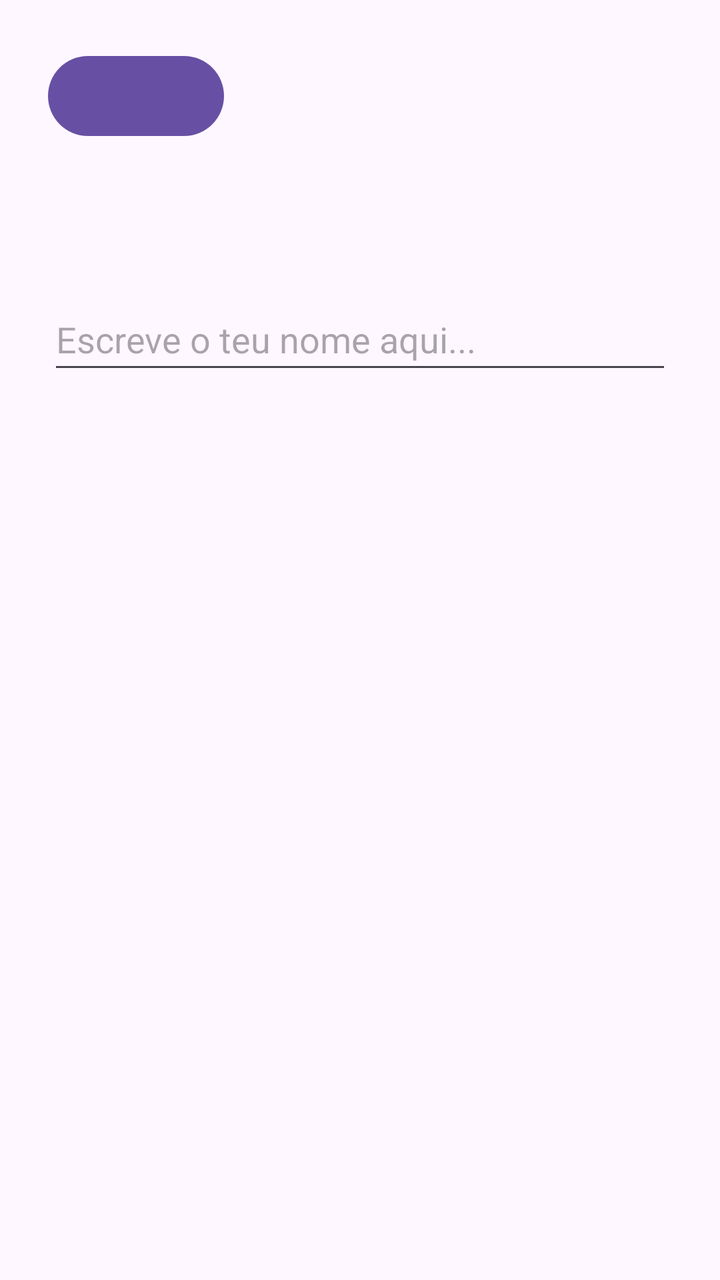
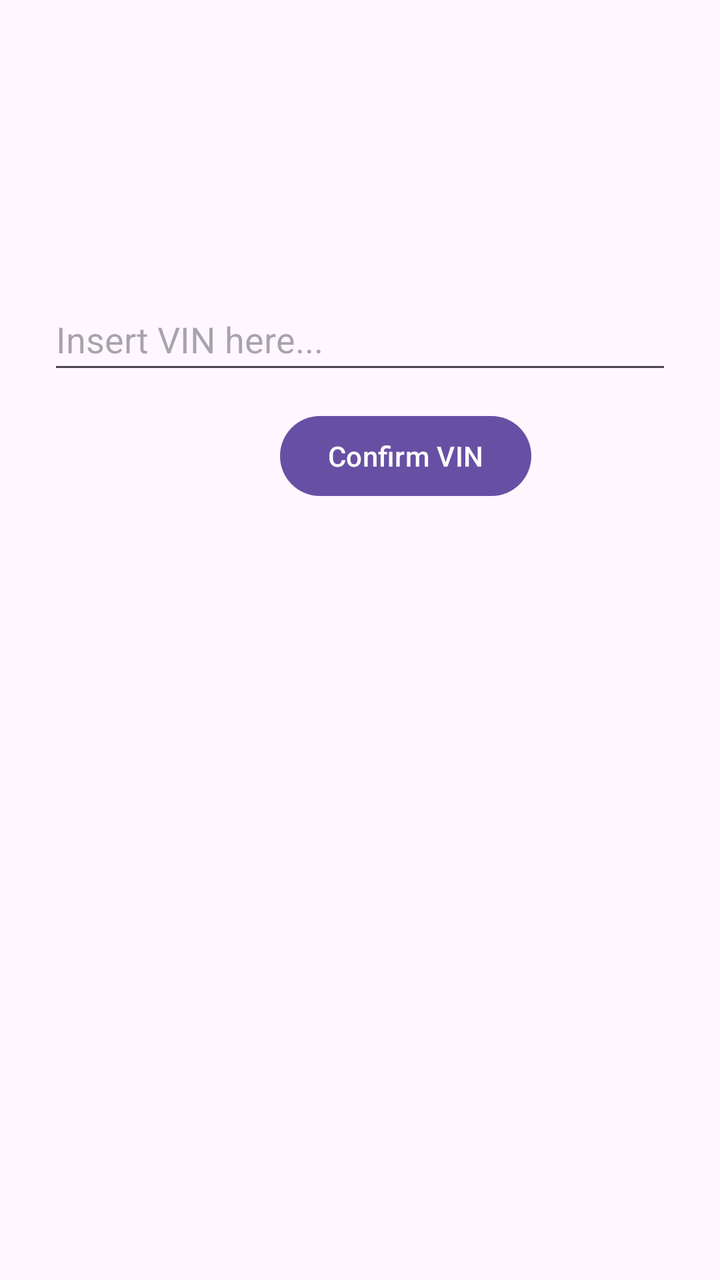

Before-and-after screenshots of an Android layout around one commit, followed by the original layout XML and the change that was made.
<!-- AndroidManifest.xml: activity theme Theme.ProjectDroid -->
<!-- res/layout/activity_intake.xml -->
<?xml version="1.0" encoding="utf-8"?>
<androidx.constraintlayout.widget.ConstraintLayout
    xmlns:android="http://schemas.android.com/apk/res/android"
    xmlns:app="http://schemas.android.com/apk/res-auto"
    xmlns:tools="http://schemas.android.com/tools"
    android:layout_width="match_parent"
    android:layout_height="match_parent"
    android:padding="24dp"
    tools:context=".IntakeActivity">

    <EditText
        android:id="@+id/etInput"
        android:layout_width="0dp"
        android:layout_height="wrap_content"
        android:hint="Escreve o teu nome aqui..."
        android:inputType="textPersonName"
        android:minHeight="48dp"
        app:layout_constraintTop_toTopOf="parent"
        app:layout_constraintStart_toStartOf="parent"
        app:layout_constraintEnd_toEndOf="parent"
        android:layout_marginTop="120dp" />
    <Button
        android:id="@+id/aaa"
        android:layout_width="wrap_content"
        android:layout_height="wrap_content"
        app:layout_constraintTop_toTopOf="parent"
        app:layout_constraintStart_toStartOf="parent"></Button>

</androidx.constraintlayout.widget.ConstraintLayout>
<!-- resources referenced by this layout -->
<resources>
  <style name="Theme.ProjectDroid" parent="Base.Theme.ProjectDroid" />
  <style name="Base.Theme.ProjectDroid" parent="Theme.Material3.DayNight.NoActionBar">
          
          
      </style>
</resources>

<!-- the commit's change to res/layout/activity_intake.xml (unified diff, before → after) -->
@@ -12,18 +12,23 @@
         android:id="@+id/etInput"
         android:layout_width="0dp"
         android:layout_height="wrap_content"
-        android:hint="Escreve o teu nome aqui..."
+        android:layout_marginTop="120dp"
+        android:hint="Insert VIN here..."
         android:inputType="textPersonName"
         android:minHeight="48dp"
-        app:layout_constraintTop_toTopOf="parent"
+        app:layout_constraintEnd_toEndOf="parent"
         app:layout_constraintStart_toStartOf="parent"
-        app:layout_constraintEnd_toEndOf="parent"
-        android:layout_marginTop="120dp" />
+        app:layout_constraintTop_toTopOf="parent" />
+
     <Button
         android:id="@+id/aaa"
         android:layout_width="wrap_content"
         android:layout_height="wrap_content"
-        app:layout_constraintTop_toTopOf="parent"
-        app:layout_constraintStart_toStartOf="parent"></Button>
+        android:layout_marginStart="116dp"
+        android:layout_marginTop="180dp"
+        android:text="Confirm VIN"
+        app:layout_constraintStart_toStartOf="parent"
+        app:layout_constraintTop_toTopOf="parent"></Button>
+
 
 </androidx.constraintlayout.widget.ConstraintLayout>
